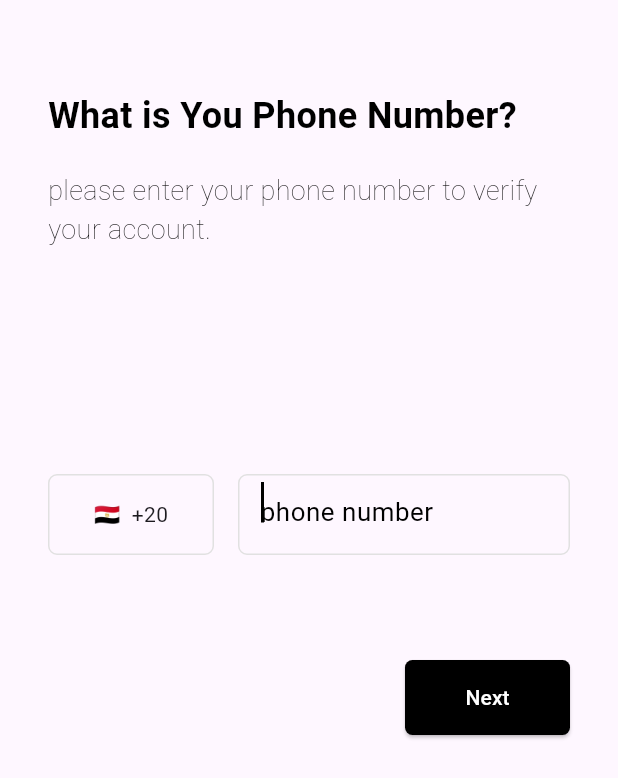
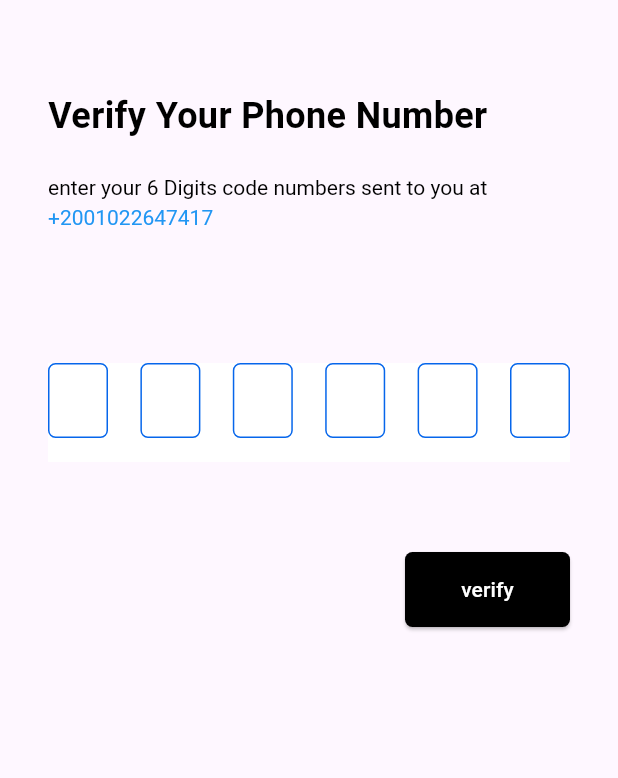
Before and after one commit to kareemabdeen/Flutter-Maps, a Flutter app: the screen it shows after launch, after a tap on "Next", on a phone screen of 412 x 824 dp. Shown: the top 778 px of the screen. Run offline on Flutter 3.47's test engine with Material 3 defaults, Android fonts, the phone set to English and light mode, and no system bars; drawn by our look-alikes of pin_code_fields; our stand-ins replace firebase_core, gap; accounts and stored records are empty.

Commit message:
otp screen is done with some refactoring

```diff
--- a/lib/app_router.dart
+++ b/lib/app_router.dart
@@ -1,42 +1,31 @@
 import 'package:flutter/material.dart';
-
+import 'package:flutter_maps/presentation/screens/otp_screen.dart';
 
 import 'presentation/screens/login_screen.dart';
 
-
 class AppRouter {
-
   static const String loginPage = '/';
-
+  static const String otpScreen = '/otpScreen';
 
   Route<dynamic>? onGenerateRoute(RouteSettings settings) {
-
     String routeName = settings.name ?? '/';
 
-
     switch (routeName) {
-
       case loginPage:
-
-
-        // _ means that we arenot going to use it
-
-
         return MaterialPageRoute(
-
           builder: (_) {
-
             return const LoginScreen();
-
           },
-
         );
 
+      case otpScreen:
+        return MaterialPageRoute(
+          builder: (_) {
+            return const OtpScreen();
+          },
+        );
     }
 
-
     return null;
-
   }
-
 }
--- a/lib/constants/my_colors.dart
+++ b/lib/constants/my_colors.dart
@@ -1,12 +1,8 @@
 import 'package:flutter/material.dart';
 
-
 class MyColors {
-
   static const Color blue = Color(0xff0666EB);
-
   static const Color lightBlue = Color(0xffE5EFFD);
-
   static const Color lightGrey = Color(0xffE1E1E1);
-
 }
+//Todo:dnkjndjf
--- /dev/null
+++ b/lib/presentation/screens/otp_screen.dart
@@ -0,0 +1,15 @@
+import 'package:flutter/material.dart';
+import 'package:flutter_maps/presentation/widgets/otp_screen_body.dart';
+
+class OtpScreen extends StatelessWidget {
+  const OtpScreen({super.key});
+
+  @override
+  Widget build(BuildContext context) {
+    return const SafeArea(
+      child: Scaffold(
+        body: OtpScreenBody(),
+      ),
+    );
+  }
+}
--- a/lib/presentation/widgets/login_page_body.dart
+++ b/lib/presentation/widgets/login_page_body.dart
@@ -1,6 +1,5 @@
 import 'package:flutter/material.dart';
 import 'package:flutter_maps/presentation/widgets/login_intro_text.dart';
-import 'package:flutter_maps/presentation/widgets/next_button.dart';
 import 'package:flutter_maps/presentation/widgets/phone_form_field.dart';
 import 'package:gap/gap.dart';
 
@@ -19,8 +18,8 @@ class LoginPageBody extends StatelessWidget {
           const LoginIntroText(),
           const Gap(150),
           PhoneFormField(),
-          const Gap(70),
-          const NewxtButton(),
+          // const Gap(70),
+          // const NewxtButton(),
         ],
       ),
     );
--- a/lib/presentation/widgets/next_button.dart
+++ b/lib/presentation/widgets/next_button.dart
@@ -1,15 +1,21 @@
+import 'dart:developer';
+
 import 'package:flutter/material.dart';
+import 'package:flutter_maps/app_router.dart';
 
-class NewxtButton extends StatelessWidget {
-  const NewxtButton({super.key});
+class NextButton extends StatelessWidget {
+  const NextButton({super.key, required this.phoneValidatorState});
 
+  final GlobalKey<FormState> phoneValidatorState;
   @override
   Widget build(BuildContext context) {
     return Align(
       alignment: Alignment.centerRight,
       //Todo: onpressed
       child: ElevatedButton(
-        onPressed: () {},
+        onPressed: () {
+          Navigator.pushNamed(context, AppRouter.otpScreen);
+        },
         style: ElevatedButton.styleFrom(
           minimumSize: const Size(110, 50),
           backgroundColor: Colors.black,
@@ -25,4 +31,15 @@ class NewxtButton extends StatelessWidget {
       ),
     );
   }
+
+  void userValidationPhoneNumber(context) {
+    Navigator.pushNamed(context, AppRouter.otpScreen);
+    if (phoneValidatorState.currentState!.validate()) {
+      log('ana ray7a ashhooof el validate scope fel textFormField');
+    } else {}
+  }
+
+  // void navigateToNextPage() {
+
+  // }
 }
--- /dev/null
+++ b/lib/presentation/widgets/otp_intro_texts.dart
@@ -0,0 +1,43 @@
+import 'package:flutter/material.dart';
+import 'package:gap/gap.dart';
+
+class OtpIntroText extends StatelessWidget {
+  const OtpIntroText({
+    super.key,
+  });
+
+  @override
+  Widget build(BuildContext context) {
+    return Column(
+      crossAxisAlignment: CrossAxisAlignment.start,
+      children: [
+        const Text(
+          'Verify Your Phone Number',
+          style: TextStyle(
+            color: Colors.black,
+            fontSize: 24,
+            fontWeight: FontWeight.w600,
+          ),
+        ),
+        const Gap(20),
+        RichText(
+          text: const TextSpan(
+            text: 'enter your 6 Digits code numbers sent to you at ',
+            style: TextStyle(
+              color: Colors.black,
+              height: 1.4, //* Height between to TextSpans
+            ),
+            children: <TextSpan>[
+              TextSpan(
+                text: '+2001022647417',
+                style: TextStyle(
+                  color: Colors.blue,
+                ),
+              ),
+            ],
+          ),
+        ),
+      ],
+    );
+  }
+}
--- /dev/null
+++ b/lib/presentation/widgets/otp_screen_body.dart
@@ -0,0 +1,25 @@
+import 'package:flutter/material.dart';
+import 'package:flutter_maps/presentation/widgets/otp_intro_texts.dart';
+import 'package:flutter_maps/presentation/widgets/pincode_fields.dart';
+import 'package:flutter_maps/presentation/widgets/verify_button.dart';
+import 'package:gap/gap.dart';
+
+class OtpScreenBody extends StatelessWidget {
+  const OtpScreenBody({super.key});
+
+  @override
+  Widget build(BuildContext context) {
+    return Container(
+      margin: const EdgeInsets.symmetric(vertical: 60, horizontal: 32),
+      child: const Column(
+        children: [
+          OtpIntroText(),
+          Gap(88),
+          PinCodeFields(),
+          Gap(60),
+          VerifyButton(),
+        ],
+      ),
+    );
+  }
+}
--- a/lib/presentation/widgets/phone_form_field.dart
+++ b/lib/presentation/widgets/phone_form_field.dart
@@ -1,5 +1,6 @@
 import 'package:flutter/material.dart';
 import 'package:flutter_maps/constants/my_colors.dart';
+import 'package:flutter_maps/presentation/widgets/next_button.dart';
 import 'package:gap/gap.dart';
 
 // ignore: must_be_immutable
@@ -9,10 +10,14 @@ class PhoneFormField extends StatelessWidget {
   });
 
   late String phoneNumber;
+  GlobalKey<FormState> phoneValidatorState = GlobalKey<FormState>();
   @override
   Widget build(BuildContext context) {
-    return Form(
-      key: UniqueKey(),
+    return Column(
+      children: [
+        Form(
+          // autovalidateMode: AutovalidateMode.always,
+          key: phoneValidatorState,
           child: Row(
             children: [
               Expanded(
@@ -54,15 +59,17 @@ class PhoneFormField extends StatelessWidget {
                     ),
                   ),
                   child: TextFormField(
+                    autovalidateMode: AutovalidateMode.always,
                     style: const TextStyle(
-                  fontSize: 18,
-                  letterSpacing: 2.0,
+                      fontSize: 14,
+                      letterSpacing: 1.5,
                     ),
                     onSaved: (phoneNumOfUser) {
                       phoneNumber = phoneNumOfUser!;
                     },
                     autofocus: true,
                     cursorColor: Colors.black,
+                    cursorHeight: 19,
                     validator: (phoneNumber) {
                       if (phoneNumber!.isEmpty) {
                         {
@@ -75,7 +82,10 @@ class PhoneFormField extends StatelessWidget {
                     },
                     keyboardType: TextInputType.number,
                     decoration: const InputDecoration(
-                  labelText: "phone number",
+                      // filled: true,
+                      // fillColor: Colors.black,
+                      hintText: "phone number",
+                      hintStyle: TextStyle(color: Colors.black, fontSize: 18),
                       labelStyle: TextStyle(
                         color: Colors.black,
                         fontSize: 23,
@@ -88,6 +98,10 @@ class PhoneFormField extends StatelessWidget {
               )
             ],
           ),
+        ),
+        const Gap(70),
+        NextButton(phoneValidatorState: phoneValidatorState),
+      ],
     );
   }
 
--- /dev/null
+++ b/lib/presentation/widgets/pincode_fields.dart
@@ -0,0 +1,45 @@
+import 'dart:developer';
+
+import 'package:flutter/material.dart';
+import 'package:flutter_maps/constants/my_colors.dart';
+import 'package:pin_code_fields/pin_code_fields.dart';
+
+class PinCodeFields extends StatelessWidget {
+  const PinCodeFields({super.key});
+
+  @override
+  Widget build(BuildContext context) {
+    return PinCodeTextField(
+      appContext: context,
+      autoFocus: true,
+      cursorColor: Colors.black,
+      keyboardType: TextInputType.number,
+      length: 6,
+      obscureText: false,
+      animationType: AnimationType.scale,
+      pinTheme: PinTheme(
+        shape: PinCodeFieldShape.box,
+        borderRadius: BorderRadius.circular(5),
+        fieldHeight: 50,
+        fieldWidth: 40,
+        borderWidth: 1,
+        activeColor: MyColors.blue,
+        inactiveColor: MyColors.blue,
+        inactiveFillColor: Colors.white,
+        activeFillColor: MyColors.lightBlue,
+        selectedColor: MyColors.blue,
+        selectedFillColor: Colors.white,
+      ),
+      animationDuration: const Duration(milliseconds: 300),
+      backgroundColor: Colors.white,
+      enableActiveFill: true,
+      onCompleted: (submitedCode) {
+        // otpCode = submitedCode;
+        log("Completed");
+      },
+      onChanged: (value) {
+        log(value);
+      },
+    );
+  }
+}
--- /dev/null
+++ b/lib/presentation/widgets/verify_button.dart
@@ -0,0 +1,31 @@
+import 'package:flutter/material.dart';
+
+class VerifyButton extends StatelessWidget {
+  const VerifyButton({super.key});
+
+  @override
+  Widget build(BuildContext context) {
+    return Align(
+      alignment: Alignment.centerRight,
+      //Todo: onpressed
+      child: ElevatedButton(
+        onPressed: () {},
+        style: ElevatedButton.styleFrom(
+          minimumSize: const Size(110, 50),
+          backgroundColor: Colors.black,
+          shape: const RoundedRectangleBorder(
+            borderRadius: BorderRadius.all(
+              Radius.circular(5),
+            ),
+          ),
+        ),
+        child: const Text(
+          'verify',
+          style: TextStyle(
+            color: Colors.white,
+          ),
+        ),
+      ),
+    );
+  }
+}
--- a/pubspec.yaml
+++ b/pubspec.yaml
@@ -37,6 +37,7 @@ dependencies:
     sdk: flutter
   flutter_bloc: ^8.1.3
   gap: ^3.0.1
+  pin_code_fields: ^8.0.1
 
 dev_dependencies:
   flutter_lints: ^3.0.0
```
Also changed, not shown: pubspec.lock. Lines whose indentation alone changed are shown as unchanged.
